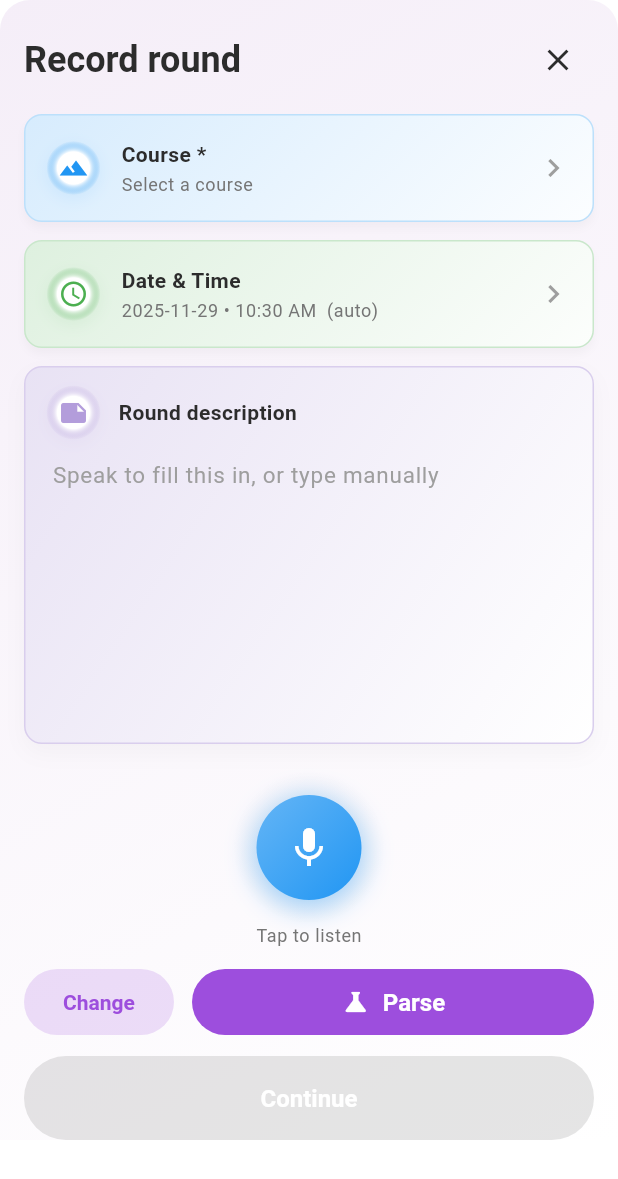
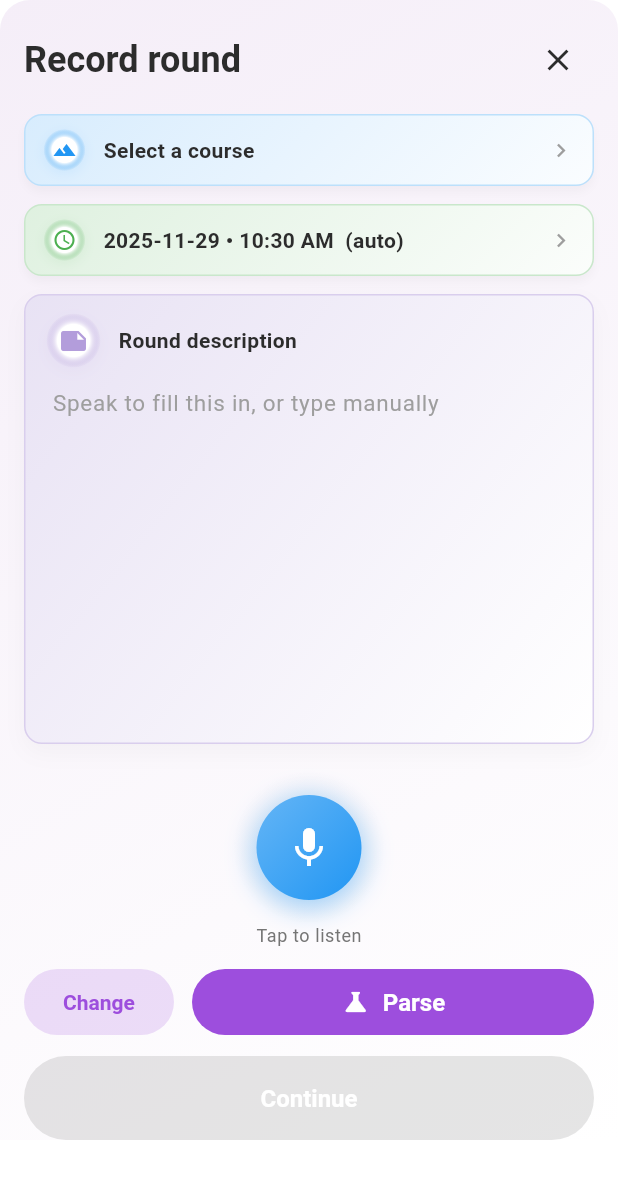
Before and after one commit to joevdiscgolf/turbo_disc_golf, a Flutter app: the RecordRoundPanel widget shown alone on an empty page, opened directly with empty values, on a phone screen of 412 x 824 dp. Shown: the top 1179 px of the screen. Run offline on Flutter 3.47's test engine with Material 3 defaults, Android fonts, the phone set to English and light mode, and no system bars; drawn by our look-alikes of flutter_animate, flutter_bounceable; our stand-ins replace cloud_firestore, firebase_core, flutter_bloc, flutter_dotenv, flutter_markdown, flutter_remix and 8 more; missing offline and left inert: google_mlkit_text_recognition; accounts and stored records are empty.

Commit message:
Bring back design for course and time selection inspired by design of old cards

```diff
--- a/lib/screens/round_history/components/record_round_panel.dart
+++ b/lib/screens/round_history/components/record_round_panel.dart
@@ -154,7 +154,6 @@ class _RecordRoundPanelState extends State<RecordRoundPanel> {
                       // Course card (blue tint)
                       _InfoCard(
                             icon: Icons.landscape,
-                            title: 'Course *',
                             subtitle: _selectedCourse == 'Select a course'
                                 ? 'Select a course'
                                 : _selectedCourse,
@@ -174,7 +173,6 @@ class _RecordRoundPanelState extends State<RecordRoundPanel> {
                       // Date card (green tint)
                       _InfoCard(
                             icon: Icons.access_time,
-                            title: 'Date & Time',
                             subtitle:
                                 '${_formatDateTime(_selectedDateTime)}  (auto)',
                             onTap: _showDateTimeEditor,
@@ -669,14 +667,12 @@ class _RecordRoundPanelState extends State<RecordRoundPanel> {
 /// Info card with subtle gradient tint and shared icon bubble.
 class _InfoCard extends StatelessWidget {
   final IconData icon;
-  final String title;
   final String subtitle;
   final VoidCallback? onTap;
   final Color accent;
 
   const _InfoCard({
     required this.icon,
-    required this.title,
     required this.subtitle,
     this.onTap,
     required this.accent,
@@ -691,7 +687,7 @@ class _InfoCard extends StatelessWidget {
       onTap: onTap,
       behavior: HitTestBehavior.opaque,
       child: Container(
-        height: 72,
+        height: 48,
         decoration: BoxDecoration(
           color: baseColor,
           borderRadius: BorderRadius.circular(12),
@@ -711,12 +707,12 @@ class _InfoCard extends StatelessWidget {
             ),
           ],
         ),
-        padding: const EdgeInsets.symmetric(horizontal: 14, vertical: 12),
+        padding: const EdgeInsets.symmetric(horizontal: 12, vertical: 8),
         child: Row(
           children: [
             // Circular icon container with radial gradient
             Container(
-              padding: const EdgeInsets.all(8),
+              padding: const EdgeInsets.all(6),
               decoration: BoxDecoration(
                 gradient: RadialGradient(
                   colors: [Colors.white, accent.withValues(alpha: 0.0)],
@@ -726,39 +722,28 @@ class _InfoCard extends StatelessWidget {
                 boxShadow: [
                   BoxShadow(
                     color: accent.withValues(alpha: 0.08), // Colored shadow
-                    blurRadius: 8,
-                    offset: const Offset(0, 3),
+                    blurRadius: 6,
+                    offset: const Offset(0, 2),
                   ),
                 ],
               ),
-              child: Icon(icon, size: 20, color: accent),
+              child: Icon(icon, size: 16, color: accent),
             ),
-            const SizedBox(width: 14),
+            const SizedBox(width: 12),
             Expanded(
-              child: Column(
-                crossAxisAlignment: CrossAxisAlignment.start,
-                mainAxisAlignment: MainAxisAlignment.center,
-                children: [
-                  Text(
-                    title,
-                    style: Theme.of(context).textTheme.bodyMedium?.copyWith(
-                      fontWeight: FontWeight.w600,
-                    ),
-                  ),
-                  const SizedBox(height: 2),
-                  Text(
-                    subtitle,
-                    style: Theme.of(
-                      context,
-                    ).textTheme.bodySmall?.copyWith(color: Colors.grey[600]),
-                    maxLines: 1,
-                    overflow: TextOverflow.ellipsis,
-                  ),
-                ],
+              child: Text(
+                subtitle,
+                style: Theme.of(context).textTheme.bodyMedium?.copyWith(
+                  fontWeight: FontWeight.w600,
+                  fontSize: 14,
+                ),
+                maxLines: 1,
+                overflow: TextOverflow.ellipsis,
               ),
             ),
             Icon(
               Icons.chevron_right,
+              size: 18,
               color: isClickable ? Colors.grey[500] : Colors.grey[300],
             ),
           ],
--- a/lib/screens/round_history/components/temporary_holes_review_grid.dart
+++ b/lib/screens/round_history/components/temporary_holes_review_grid.dart
@@ -31,6 +31,7 @@ class TemporaryHolesReviewGrid extends StatelessWidget {
         const SizedBox(height: 12),
         Expanded(
           child: SingleChildScrollView(
+            physics: const ClampingScrollPhysics(),
             padding: const EdgeInsets.only(bottom: 64),
             child: Wrap(
               spacing: 0,
```
Also changed, not shown: lib/components/cards/round_data_input_card.dart (added, +94 -0 lines), lib/screens/round_history/components/record_round_steps_panel.dart (+74 -108 lines).
